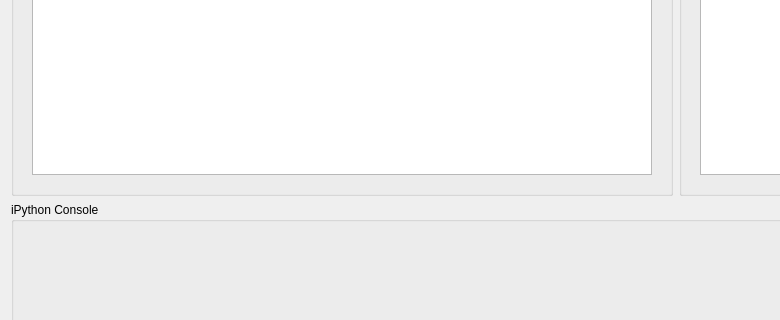
neutrons/PyVDrive, file src/interface/gui/ui_WorkspacesView.ui: the form before one commit; both pictures show x 0 to 780 and y 335 to 655 of the 1351 by 868 pixel window.
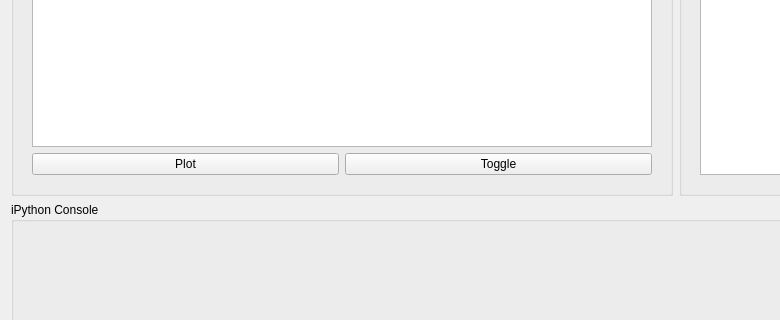
The form after the commit. Custom widgets are drawn as their Qt base class.

```diff
--- a/src/interface/gui/ui_WorkspacesView.ui
+++ b/src/interface/gui/ui_WorkspacesView.ui
@@ -37,17 +37,35 @@
            <bool>false</bool>
           </property>
           <widget class="QWidget" name="dockWidgetContents_5">
-           <layout class="QVBoxLayout" name="verticalLayout_3">
-            <item>
+           <layout class="QGridLayout" name="gridLayout_4">
+            <item row="0" column="0">
              <widget class="WorkspaceTableWidget" name="tableWidget_dataStructure">
               <property name="sizePolicy">
-               <sizepolicy hsizetype="Preferred" vsizetype="Preferred">
+               <sizepolicy hsizetype="Preferred" vsizetype="Expanding">
                 <horstretch>0</horstretch>
                 <verstretch>0</verstretch>
                </sizepolicy>
               </property>
              </widget>
             </item>
+            <item row="1" column="0">
+             <layout class="QHBoxLayout" name="horizontalLayout">
+              <item>
+               <widget class="QPushButton" name="pushButton_plot">
+                <property name="text">
+                 <string>Plot</string>
+                </property>
+               </widget>
+              </item>
+              <item>
+               <widget class="QPushButton" name="pushButton_toggle">
+                <property name="text">
+                 <string>Toggle</string>
+                </property>
+               </widget>
+              </item>
+             </layout>
+            </item>
            </layout>
           </widget>
          </widget>
```
Left out of the diff: 1 changed line with no effect on the pictures.
